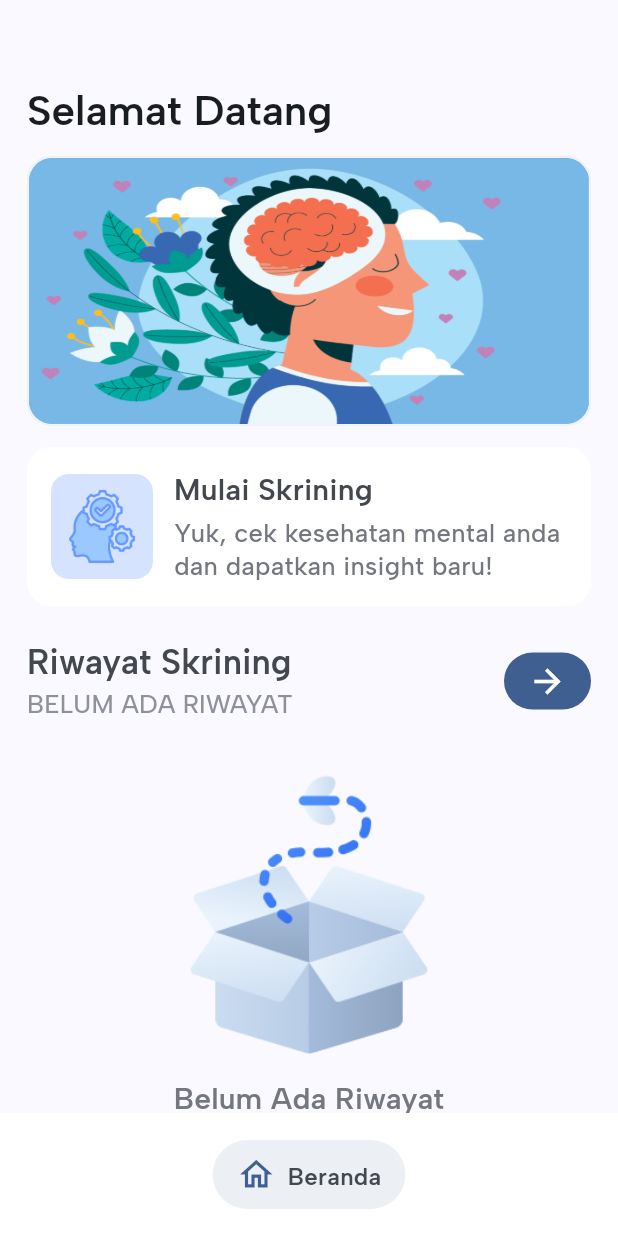
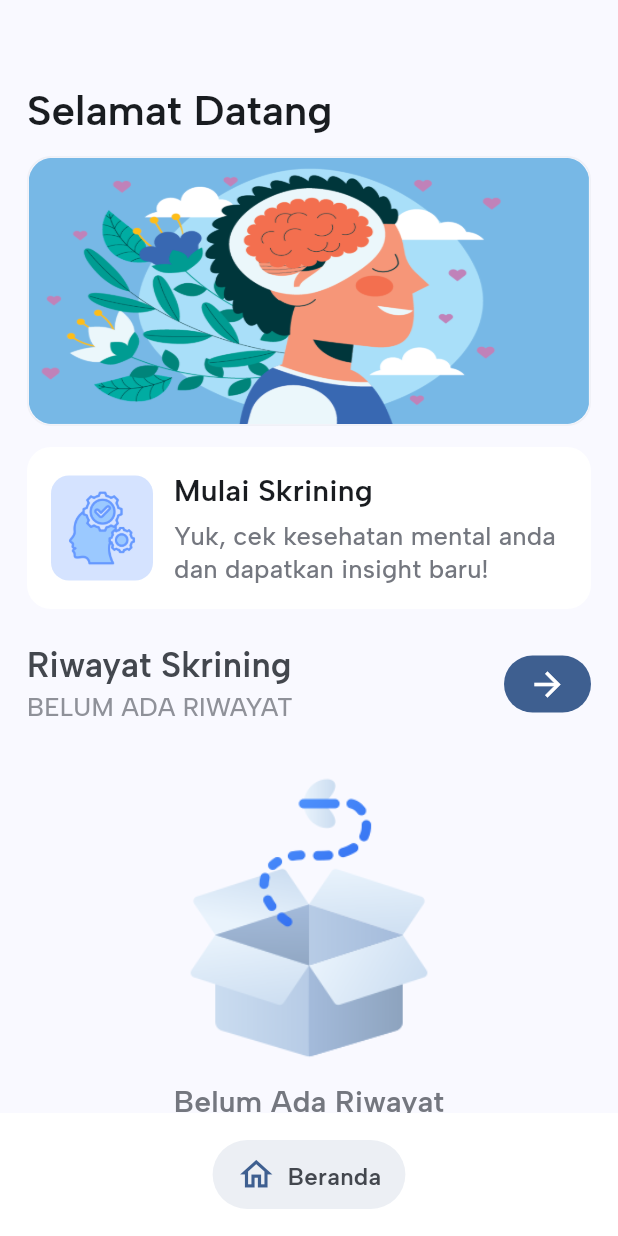
Before and after one commit to Vrynd/Insightmind_apps, a Flutter app: the screen it shows after launch, on a phone screen of 412 x 824 dp. Run offline on Flutter 3.47's test engine with Material 3 defaults, Android fonts, the phone set to English and light mode, and no system bars; drawn by our look-alikes of salomon_bottom_bar; our stand-ins replace flutter_riverpod, google_fonts, hive, hive_flutter, smooth_page_indicator; accounts and stored records are empty.

Commit message:
Fix code

```diff
--- a/lib/features/insightmind/data/repositories/score_repository.dart
+++ b/lib/features/insightmind/data/repositories/score_repository.dart
@@ -1,4 +1,5 @@
 class ScoreRepository {
+  // Menjumlahkan seluruh jawaban kuisioner dan tiap jawaban bertipe data integer
   int calculateScore(List<int> asnwer) {
     if (asnwer.isEmpty) return 0;
     return asnwer.reduce((a, b) => a + b);
--- a/lib/features/insightmind/presentation/widget/start_screening.dart
+++ b/lib/features/insightmind/presentation/widget/start_screening.dart
@@ -1,6 +1,6 @@
 import 'package:flutter/material.dart';
 
-class StartScreening extends StatelessWidget {
+class StartScreening extends StatefulWidget {
   final ColorScheme color;
   final TextTheme textStyle;
   final String mainTitle;
@@ -19,56 +19,72 @@ class StartScreening extends StatelessWidget {
   });
 
   @override
+  State<StartScreening> createState() => _StartScreeningState();
+}
+
+class _StartScreeningState extends State<StartScreening> {
+  // State untuk menyimpan status apakah card ditekan atau tidak
+  bool _isPressed = false;
+
+  @override
   Widget build(BuildContext context) {
     return GestureDetector(
-      onTap: onPressed,
-      child: Container(
+      onTapDown: (_) => setState(() => _isPressed = true),
+      onTapUp: (_) => setState(() => _isPressed = false),
+      onTapCancel: () => setState(() => _isPressed = false),
+      onTap: widget.onPressed,
+      child: AnimatedContainer(
+        duration: const Duration(milliseconds: 200),
         width: double.infinity,
+        transform: Matrix4.translationValues(_isPressed ? 3 : 0, 0, 0),
         padding: const EdgeInsets.all(16),
         decoration: BoxDecoration(
-          color: color.surfaceContainerLowest,
+          color: widget.color.surfaceContainerLowest,
           borderRadius: BorderRadius.circular(16),
         ),
         child: Row(
+          spacing: 14,
           crossAxisAlignment: CrossAxisAlignment.center,
           children: [
+            // Widget untuk menampilkan ilustrasi/gambar dari card
             Container(
               width: 68,
               height: 70,
               decoration: BoxDecoration(
-                color: color.primaryContainer,
+                color: widget.color.primaryContainer,
                 borderRadius: BorderRadius.circular(12),
               ),
               child: Center(
                 child: Image.asset(
-                  imagePath,
+                  widget.imagePath,
                   width: 50,
                   height: 50,
                   fit: BoxFit.contain,
                 ),
               ),
             ),
-            const SizedBox(width: 14),
             Expanded(
               child: Column(
+                spacing: 6,
                 crossAxisAlignment: CrossAxisAlignment.start,
                 mainAxisSize: MainAxisSize.min,
                 children: [
+                  // Widget untuk menampilkan judul pada card
                   Text(
-                    mainTitle,
-                    style: textStyle.titleMedium?.copyWith(
-                      color: color.onSurfaceVariant,
+                    widget.mainTitle,
+                    style: widget.textStyle.titleMedium?.copyWith(
+                      color: widget.color.onSurface,
                       fontWeight: FontWeight.w600,
-                      height: 1.2,
+                      height: 1.3,
                       fontSize: 20,
                     ),
                   ),
-                  const SizedBox(height: 6),
+
+                  // Widget untuk menampilkan deskripsi pada card
                   Text(
-                    subTitle,
-                    style: textStyle.bodyLarge?.copyWith(
-                      color: color.outline,
-                      fontWeight: FontWeight.w500,
+                    widget.subTitle,
+                    style: widget.textStyle.titleSmall?.copyWith(
+                      color: widget.color.outline,
                       height: 1.3,
                       fontSize: 17,
                     ),
```
Also changed, not shown: lib/features/insightmind/presentation/screen/history_screen.dart (+12 -0 lines), lib/features/insightmind/presentation/screen/home_screen.dart (+14 -1 lines), lib/features/insightmind/presentation/screen/screening_screen.dart (+14 -2 lines), lib/features/insightmind/presentation/widget/history_item.dart (+10 -11 lines), lib/features/insightmind/presentation/widget/indicator_proggres.dart (+4 -4 lines).
